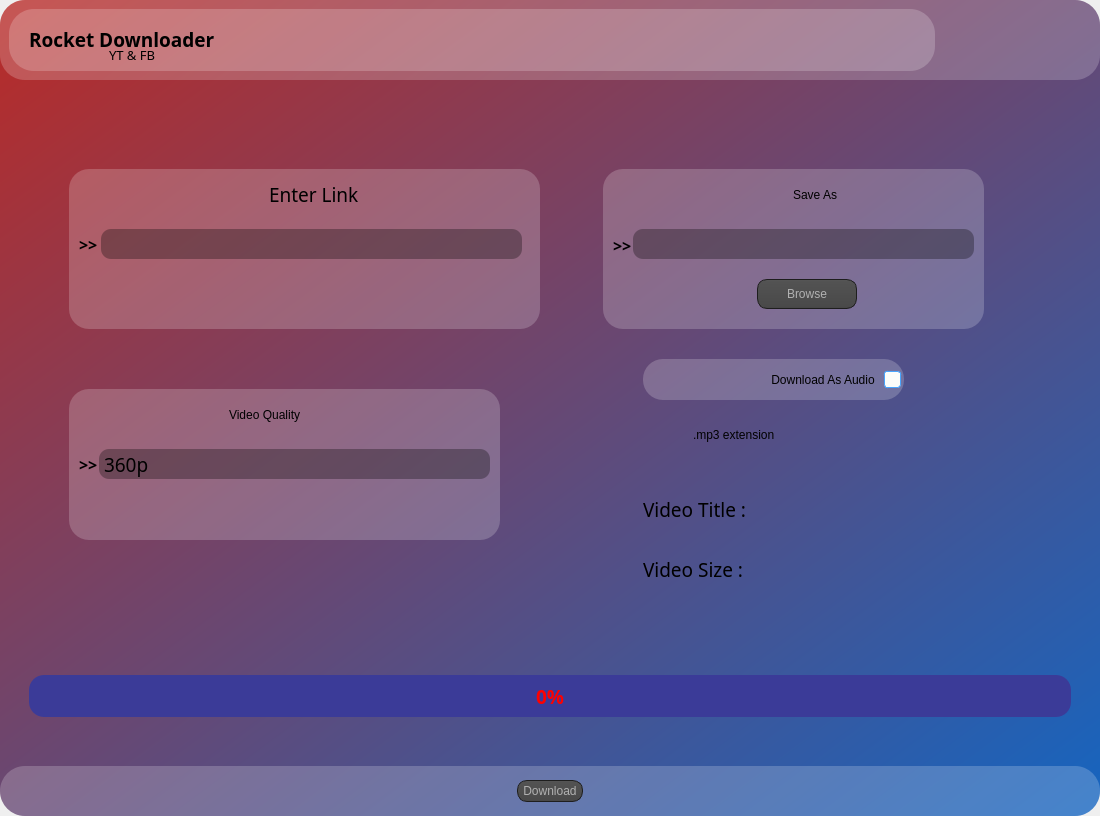
This is main.ui in mohamedsamir233/Rocket-Downloader as Qt 5 draws it before an edit. The edited form follows.
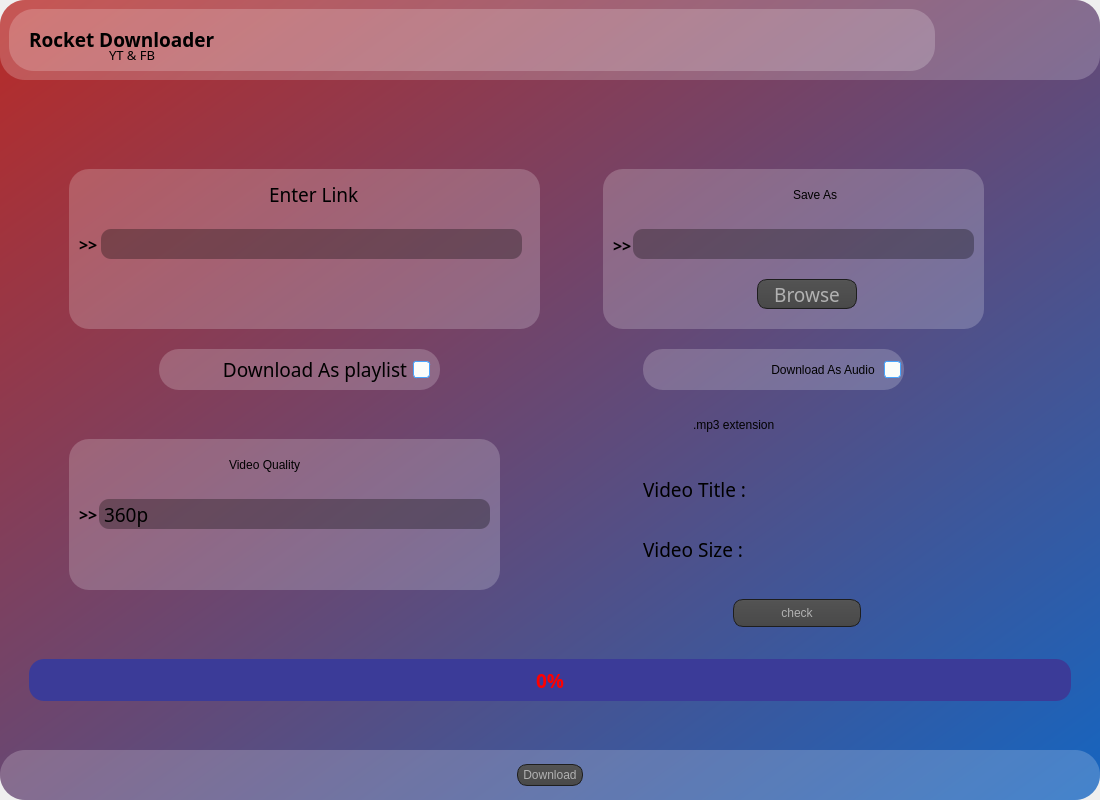
This is the edited form. Icons and pictures are not drawn.

Patch:
```diff
--- a/main.ui
+++ b/main.ui
@@ -10,7 +10,7 @@
     <x>0</x>
     <y>0</y>
     <width>1100</width>
-    <height>816</height>
+    <height>800</height>
    </rect>
   </property>
   <property name="sizePolicy">
@@ -551,7 +551,7 @@
           <property name="geometry">
            <rect>
             <x>20</x>
-            <y>300</y>
+            <y>350</y>
             <width>431</width>
             <height>151</height>
            </rect>
@@ -806,6 +806,71 @@
            </size>
           </property>
          </widget>
+         <widget class="QCheckBox" name="checkBox_2">
+          <property name="geometry">
+           <rect>
+            <x>110</x>
+            <y>260</y>
+            <width>281</width>
+            <height>41</height>
+           </rect>
+          </property>
+          <property name="font">
+           <font>
+            <family>Moon</family>
+            <pointsize>14</pointsize>
+            <weight>9</weight>
+            <italic>false</italic>
+            <bold>false</bold>
+           </font>
+          </property>
+          <property name="layoutDirection">
+           <enum>Qt::RightToLeft</enum>
+          </property>
+          <property name="styleSheet">
+           <string notr="true">QCheckBox {
+color: rgb(0, 0, 0) ;
+font: 75 14pt &quot;Moon&quot;;
+border-radius : 20px ;
+background-color: rgb(255, 255, 255,0.2);
+padding-right : 10px ;
+}
+        
+QCheckBox:hover {
+            border-style:solid;
+            padding-left: 2px;
+            padding-right: 5px;
+            padding-bottom: 2px;
+            padding-top: 2px;
+            border-width:2px;
+         /*   border-color: transparent; */
+border-color: QLinearGradient( x1: 0, y1: 0, x2: 0, y2: 1, stop: 0 #ffa02f, stop: 1 #d7801a);
+        }
+QCheckBox::indicator:checked {
+            image: url(/usr/share/icons/Adwaita/16x16/actions/object-select-symbolic.symbolic.png);
+            height: 15px;
+            width: 15px;
+            border-style:solid;
+            border-width: 1px;
+            border-color: #48a5fd;
+            color: #ffffff;
+            border-radius: 3px;
+            background-color: qlineargradient(spread:pad, x1:0, y1:0, x2:0, y2:1, stop:0 #48a5fd, stop:0.5 #329cfb, stop:1 #48a5fd);
+        }
+QCheckBox::indicator:unchecked {
+            height: 15px;
+            width: 15px;
+            border-style:solid;
+            border-width: 1px;
+            border-color: #48a5fd;
+            border-radius: 3px;
+            background-color: #fbfdfa;
+        }</string>
+          </property>
+          <property name="text">
+           <string>Download As playlist</string>
+          </property>
+         </widget>
         </widget>
        </item>
        <item>
@@ -923,6 +988,14 @@
              <height>30</height>
             </rect>
            </property>
+           <property name="font">
+            <font>
+             <family>Moon</family>
+             <pointsize>14</pointsize>
+             <weight>50</weight>
+             <bold>false</bold>
+            </font>
+           </property>
            <property name="styleSheet">
             <string notr="true">        QPushButton
         {
@@ -957,7 +1030,7 @@
           <property name="geometry">
            <rect>
             <x>140</x>
-            <y>330</y>
+            <y>320</y>
             <width>161</width>
             <height>31</height>
            </rect>
@@ -974,7 +1047,7 @@
           <property name="geometry">
            <rect>
             <x>90</x>
-            <y>270</y>
+            <y>260</y>
             <width>261</width>
             <height>41</height>
            </rect>
@@ -1030,7 +1103,7 @@
           <property name="geometry">
            <rect>
             <x>90</x>
-            <y>400</y>
+            <y>380</y>
             <width>141</width>
             <height>41</height>
            </rect>
@@ -1055,7 +1128,7 @@
           <property name="geometry">
            <rect>
             <x>90</x>
-            <y>460</y>
+            <y>440</y>
             <width>141</width>
             <height>41</height>
            </rect>
@@ -1080,7 +1153,7 @@
           <property name="geometry">
            <rect>
             <x>220</x>
-            <y>400</y>
+            <y>380</y>
             <width>261</width>
             <height>41</height>
            </rect>
@@ -1105,7 +1178,7 @@
           <property name="geometry">
            <rect>
             <x>220</x>
-            <y>460</y>
+            <y>440</y>
             <width>291</width>
             <height>41</height>
            </rect>
@@ -1126,6 +1199,69 @@
            <string/>
           </property>
          </widget>
+         <widget class="QPushButton" name="pushButton_9">
+          <property name="geometry">
+           <rect>
+            <x>180</x>
+            <y>510</y>
+            <width>128</width>
+            <height>28</height>
+           </rect>
+          </property>
+          <property name="sizeIncrement">
+           <size>
+            <width>0</width>
+            <height>0</height>
+           </size>
+          </property>
+          <property name="baseSize">
+           <size>
+            <width>0</width>
+            <height>0</height>
+           </size>
+          </property>
+          <property name="tabletTracking">
+           <bool>false</bool>
+          </property>
+          <property name="styleSheet">
+           <string notr="true">        QPushButton
+        {
+            color: #b1b1b1;
+            background-color: QLinearGradient( x1: 0, y1: 0, x2: 0, y2: 1, stop: 0 #565656, stop: 0.1 #525252, stop: 0.5 #4e4e4e, stop: 0.9 #4a4a4a, stop: 1 #464646);
+            border-width: 1px;
+            border-color: #1e1e1e;
+            border-style: solid;
+            border-radius: 10;
+            padding: 3px;
+            padding-left: 5px;
+            padding-right: 5px;
+	font: 75 14pt &quot;Moon&quot;;
+        }
+        
+        QPushButton:pressed
+        {
+            background-color: QLinearGradient( x1: 0, y1: 0, x2: 0, y2: 1, stop: 0 #2d2d2d, stop: 0.1 #2b2b2b, stop: 0.5 #292929, stop: 0.9 #282828, stop: 1 #252525);
+        }
+        
+        QPushButton:hover
+        {
+            border: 2px solid QLinearGradient( x1: 0, y1: 0, x2: 0, y2: 1, stop: 0 #ffa02f, stop: 1 #d7801a);
+        }
+</string>
+          </property>
+          <property name="text">
+           <string>check</string>
+          </property>
+          <property name="autoRepeat">
+           <bool>false</bool>
+          </property>
+          <property name="autoExclusive">
+           <bool>false</bool>
+          </property>
+          <property name="flat">
+           <bool>false</bool>
+          </property>
+         </widget>
         </widget>
        </item>
        <item>
@@ -1252,21 +1388,14 @@
        <enum>QFrame::Raised</enum>
       </property>
       <layout class="QGridLayout" name="gridLayout">
-       <item row="0" column="2">
-        <spacer name="horizontalSpacer_3">
-         <property name="orientation">
-          <enum>Qt::Horizontal</enum>
-         </property>
-         <property name="sizeHint" stdset="0">
-          <size>
-           <width>40</width>
-           <height>20</height>
-          </size>
-         </property>
-        </spacer>
-       </item>
        <item row="0" column="1">
         <widget class="QPushButton" name="pushButton">
+         <property name="sizePolicy">
+          <sizepolicy hsizetype="Preferred" vsizetype="Fixed">
+           <horstretch>0</horstretch>
+           <verstretch>0</verstretch>
+          </sizepolicy>
+         </property>
          <property name="sizeIncrement">
           <size>
            <width>0</width>
@@ -1335,6 +1464,22 @@
          </property>
         </spacer>
        </item>
+       <item row="0" column="2">
+        <spacer name="horizontalSpacer_5">
+         <property name="orientation">
+          <enum>Qt::Horizontal</enum>
+         </property>
+         <property name="sizeType">
+          <enum>QSizePolicy::Expanding</enum>
+         </property>
+         <property name="sizeHint" stdset="0">
+          <size>
+           <width>64</width>
+           <height>20</height>
+          </size>
+         </property>
+        </spacer>
+       </item>
       </layout>
      </widget>
     </item>
```
Left out of the diff: 2 changed lines with no effect on the pictures.
